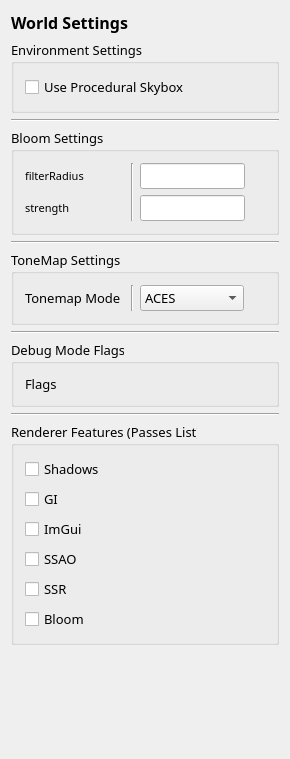
First picture: the form in Editor/src/UI/Windows/RZEWorldSettingsWindow.ui, repository Pikachuxxxx/Razix, before the edit.
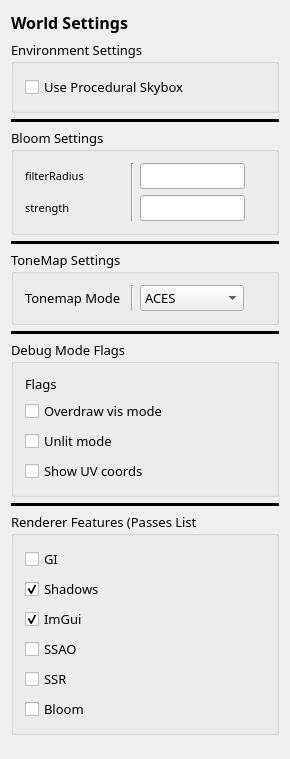
Second picture: the form after the edit.

Commit message: [Graphics] using sRGB rt and added tonemapping modes to composition pass;

The edit to the form file:
```diff
--- a/Editor/src/UI/Windows/RZEWorldSettingsWindow.ui
+++ b/Editor/src/UI/Windows/RZEWorldSettingsWindow.ui
@@ -53,6 +53,17 @@
    </item>
    <item>
     <widget class="Line" name="line_6">
+     <property name="styleSheet">
+      <string notr="true">border-color:#000000;
+border-style:solid;
+border-width:2px;</string>
+     </property>
+     <property name="frameShadow">
+      <enum>QFrame::Plain</enum>
+     </property>
+     <property name="lineWidth">
+      <number>1</number>
+     </property>
      <property name="orientation">
       <enum>Qt::Horizontal</enum>
      </property>
@@ -157,6 +168,11 @@
    </item>
    <item>
     <widget class="Line" name="line_2">
+     <property name="styleSheet">
+      <string notr="true">border-color:#000000;
+border-style:solid;
+border-width:2px;</string>
+     </property>
      <property name="orientation">
       <enum>Qt::Horizontal</enum>
      </property>
@@ -267,6 +283,11 @@
    </item>
    <item>
     <widget class="Line" name="line_4">
+     <property name="styleSheet">
+      <string notr="true">border-color:#000000;
+border-style:solid;
+border-width:2px;</string>
+     </property>
      <property name="orientation">
       <enum>Qt::Horizontal</enum>
      </property>
@@ -291,11 +312,37 @@
         </property>
        </widget>
       </item>
+      <item>
+       <widget class="QCheckBox" name="checkBox_7">
+        <property name="text">
+         <string>Overdraw vis mode</string>
+        </property>
+       </widget>
+      </item>
+      <item>
+       <widget class="QCheckBox" name="checkBox_8">
+        <property name="text">
+         <string>Unlit mode</string>
+        </property>
+       </widget>
+      </item>
+      <item>
+       <widget class="QCheckBox" name="checkBox_9">
+        <property name="text">
+         <string>Show UV coords</string>
+        </property>
+       </widget>
+      </item>
      </layout>
     </widget>
    </item>
    <item>
     <widget class="Line" name="line_5">
+     <property name="styleSheet">
+      <string notr="true">border-color:#000000;
+border-style:solid;
+border-width:2px;</string>
+     </property>
      <property name="orientation">
       <enum>Qt::Horizontal</enum>
      </property>
@@ -313,13 +360,6 @@
       <string>Renderer Features (Passes List)</string>
      </property>
      <layout class="QVBoxLayout" name="verticalLayout_5">
-      <item>
-       <widget class="QCheckBox" name="checkBox">
-        <property name="text">
-         <string>Shadows</string>
-        </property>
-       </widget>
-      </item>
       <item>
        <widget class="QCheckBox" name="checkBox_2">
         <property name="text">
@@ -327,11 +367,24 @@
         </property>
        </widget>
       </item>
+      <item>
+       <widget class="QCheckBox" name="checkBox">
+        <property name="text">
+         <string>Shadows</string>
+        </property>
+        <property name="checked">
+         <bool>true</bool>
+        </property>
+       </widget>
+      </item>
       <item>
        <widget class="QCheckBox" name="checkBox_3">
         <property name="text">
          <string>ImGui</string>
         </property>
+        <property name="checked">
+         <bool>true</bool>
+        </property>
        </widget>
       </item>
       <item>
```
Left out of the diff: 2 changed lines with no effect on the pictures. The commit also changes 30 other files.
